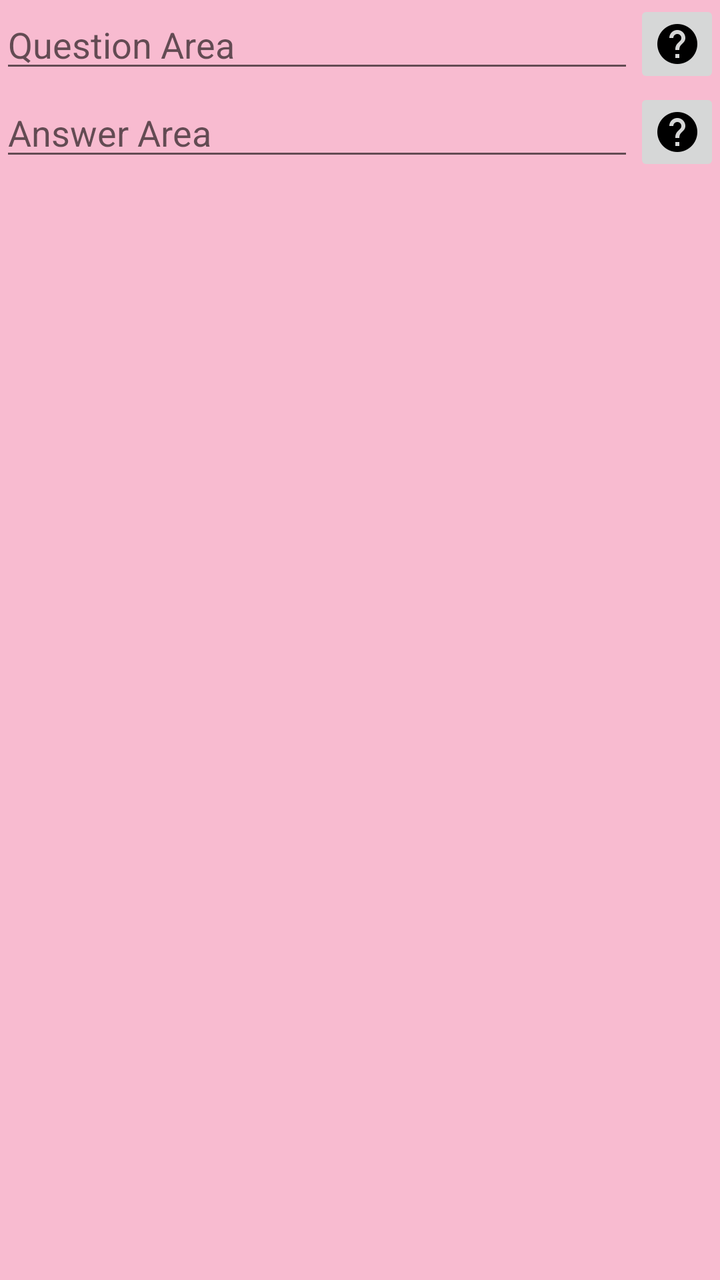
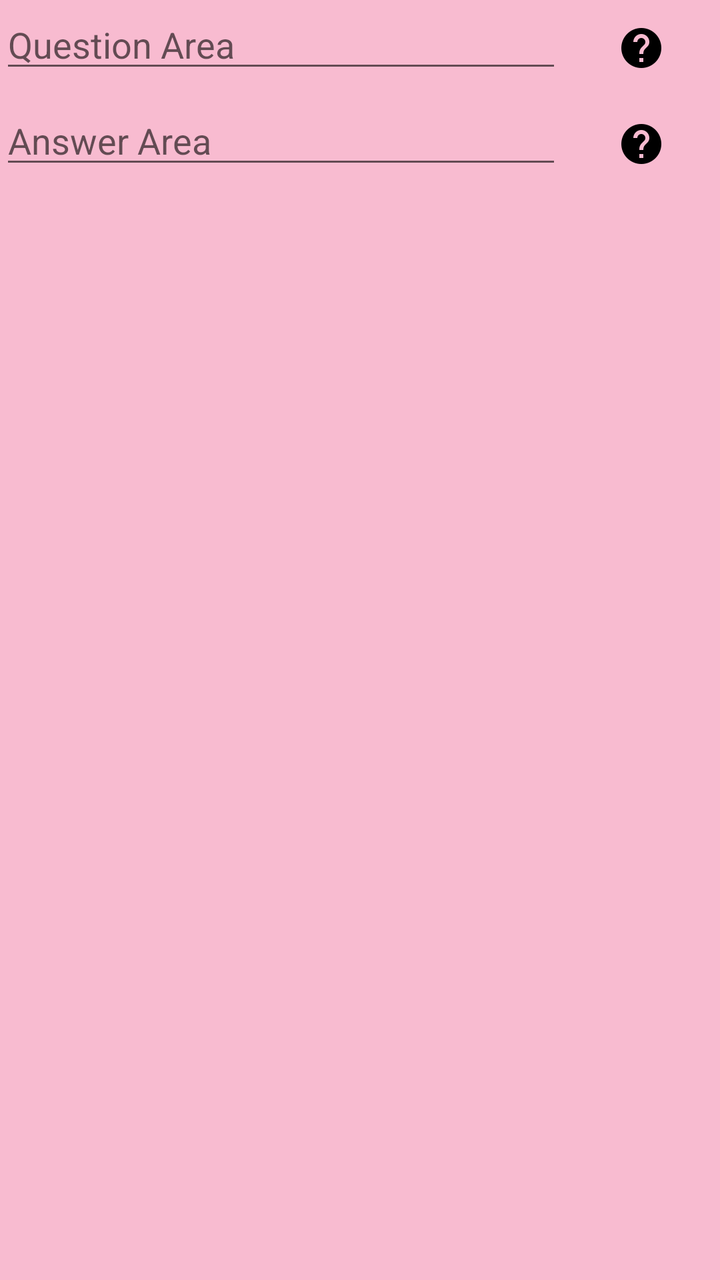

Screens rendered from an Android XML layout before and after an edit, with the pre-edit source and the edit as a unified diff.
<!-- AndroidManifest.xml: application theme MyMaterialTheme -->
<!-- res/layout/change_areas_dialog_fragment.xml -->
<?xml version="1.0" encoding="utf-8"?>
<ScrollView xmlns:android="http://schemas.android.com/apk/res/android"
    android:layout_width="match_parent"
    android:layout_height="match_parent">

    <LinearLayout
        android:layout_width="match_parent"
        android:layout_height="wrap_content"
        android:orientation="vertical">


        <LinearLayout
            android:layout_width="match_parent"
            android:layout_height="wrap_content"
            android:orientation="horizontal"
            android:weightSum="10">

            <EditText
                android:id="@+id/questio_area"
                android:layout_width="match_parent"
                android:layout_height="wrap_content"
                android:layout_weight="9"
                android:hint="@string/question_area"
                android:imeOptions="flagNoExtractUi"
                android:inputType="number" />

            <ImageButton
                android:id="@+id/question_area_help"
                android:layout_width="wrap_content"
                android:layout_height="wrap_content"
                android:layout_weight="1"
                android:src="@drawable/ic_help_black_24dp" />
        </LinearLayout>

        <LinearLayout
            android:layout_width="match_parent"
            android:layout_height="wrap_content"
            android:orientation="horizontal"
            android:weightSum="10">

            <EditText
                android:id="@+id/answer_area"
                android:layout_width="match_parent"
                android:layout_height="wrap_content"
                android:layout_weight="9"
                android:hint="@string/answer_area"
                android:imeOptions="flagNoExtractUi"
                android:inputType="number" />

            <ImageButton
                android:id="@+id/answer_area_help"
                android:layout_width="wrap_content"
                android:layout_height="wrap_content"
                android:layout_weight="1"
                android:src="@drawable/ic_help_black_24dp" />
        </LinearLayout>
    </LinearLayout>
</ScrollView>
<!-- resources referenced by this layout -->
<resources>
  <!-- drawable ic_help_black_24dp: png bitmap (drawable-hdpi, 458 bytes) -->
  <string name="answer_area">Answer Area</string>
  <string name="question_area">Question Area</string>
  <style name="MyMaterialTheme" parent="MyMaterialTheme.Base">
  
      </style>
  <style name="MyMaterialTheme.Base" parent="Theme.AppCompat.Light.DarkActionBar">
          <item name="windowNoTitle">true</item>
          <item name="windowActionBar">false</item>
          <item name="colorPrimary">@color/colorPrimary</item>
          <item name="colorPrimaryDark">@color/colorPrimaryDark</item>
          <item name="colorAccent">@color/colorAccent</item>
          <item name="android:windowBackground">@color/windowBackground</item>
      </style>
  <color name="colorPrimary">#EC407A</color>
  <color name="colorPrimaryDark">#AD1457</color>
  <color name="colorAccent">#EA80FC</color>
  <color name="windowBackground">#F8BBD0</color>
</resources>

<!-- the commit's change to res/layout/change_areas_dialog_fragment.xml (unified diff, before → after) -->
@@ -29,7 +29,8 @@
                 android:layout_width="wrap_content"
                 android:layout_height="wrap_content"
                 android:layout_weight="1"
-                android:src="@drawable/ic_help_black_24dp" />
+                android:src="@drawable/ic_help_black_24dp"
+                style="@style/Widget.AppCompat.Button.Borderless"/>
         </LinearLayout>
 
         <LinearLayout
@@ -52,7 +53,8 @@
                 android:layout_width="wrap_content"
                 android:layout_height="wrap_content"
                 android:layout_weight="1"
-                android:src="@drawable/ic_help_black_24dp" />
+                android:src="@drawable/ic_help_black_24dp"
+                style="@style/Widget.AppCompat.Button.Borderless"/>
         </LinearLayout>
     </LinearLayout>
 </ScrollView>
